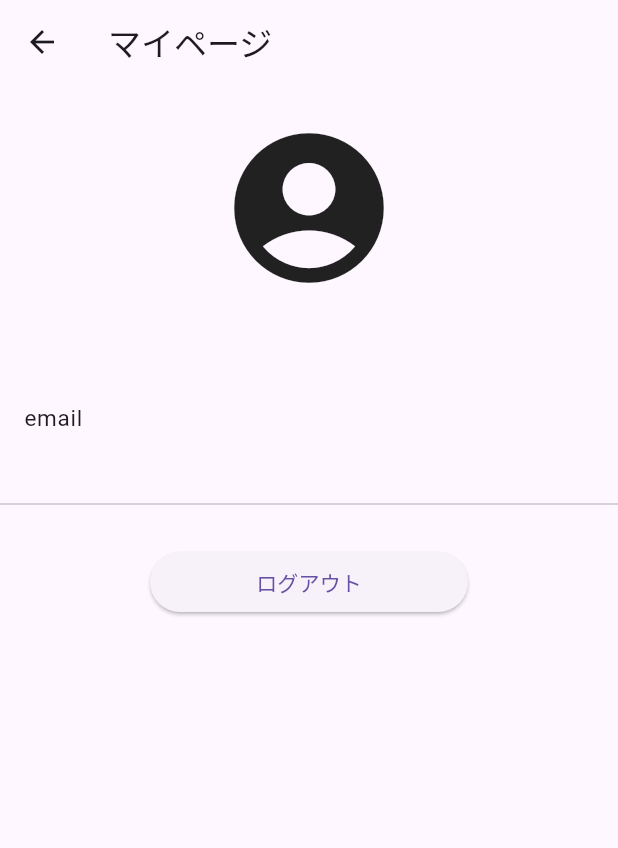
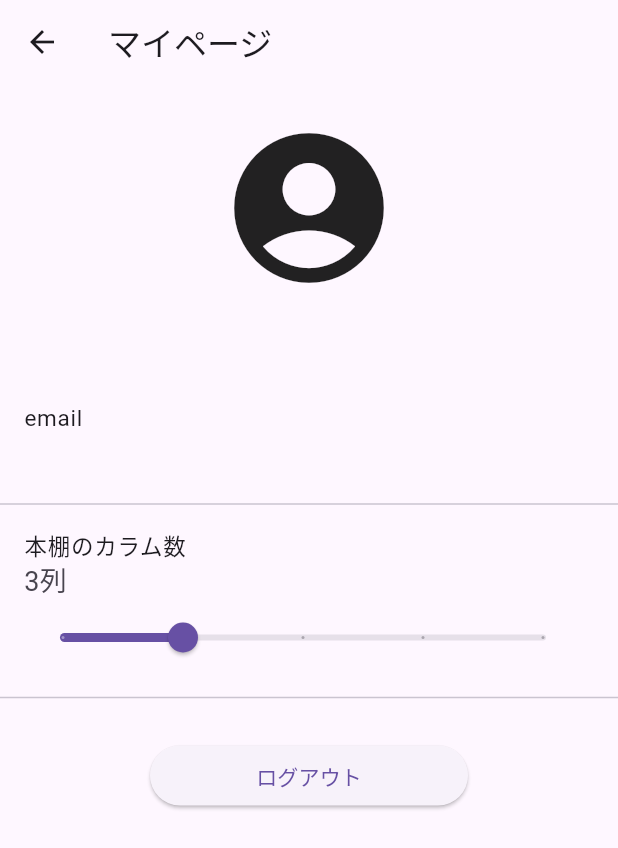
Before and after one commit to 1-eyeddd/flutter_book_memo, a Flutter app: the screen it shows once a user with an empty profile is signed in, after a tap on the "account circle" icon, on a phone screen of 412 x 824 dp. Shown: the top 848 px of the screen. Run offline on Flutter 3.47's test engine with Material 3 defaults, Android fonts, the phone set to English and light mode, and no system bars; our stand-ins replace cloud_firestore, email_validator, firebase_auth, firebase_core, flutter_local_notifications, share and 3 more; accounts and stored records are empty; network calls fail.

Commit message:
本棚のカラム数を設定画面から変更可能にする機能を追加
- マイページに本棚のカラム数を2〜6列で設定できるスライダーを追加
- AppThemeにカラム数の状態管理とSharedPreferencesによる永続化を実装
- ホーム画面のGridViewで動的にカラム数を反映

https://claude.ai/code/session_01Jgsnzt99B35ocXB2RXftQL

```diff
--- a/lib/util/theme.dart
+++ b/lib/util/theme.dart
@@ -1,10 +1,16 @@
 import 'package:flutter/material.dart';
+import 'package:shared_preferences/shared_preferences.dart';
 
 class AppTheme extends ChangeNotifier {
-  AppTheme() : _isDark = false;
+  AppTheme() : _isDark = false, _columnCount = 3 {
+    _loadSettings();
+  }
 
   bool get isDark => _isDark;
   bool _isDark;
+
+  int get columnCount => _columnCount;
+  int _columnCount;
 
   ThemeData buildTheme() => _isDark ? ThemeData.dark() : ThemeData.light();
 
@@ -12,4 +18,17 @@ class AppTheme extends ChangeNotifier {
     _isDark = !_isDark;
     notifyListeners();
   }
+
+  Future<void> setColumnCount(int count) async {
+    _columnCount = count;
+    notifyListeners();
+    final prefs = await SharedPreferences.getInstance();
+    await prefs.setInt('columnCount', count);
+  }
+
+  Future<void> _loadSettings() async {
+    final prefs = await SharedPreferences.getInstance();
+    _columnCount = prefs.getInt('columnCount') ?? 3;
+    notifyListeners();
+  }
 }
--- a/lib/widgets/screens/home/home_screen.dart
+++ b/lib/widgets/screens/home/home_screen.dart
@@ -69,7 +69,7 @@ class _HomeScreenState extends State<HomeScreen> {
           return Container(
             child: GridView.count(
               padding: EdgeInsets.all(15.0),
-              crossAxisCount: 3,
+              crossAxisCount: theme.columnCount,
               crossAxisSpacing: 10.0,
               mainAxisSpacing: 10.0,
               childAspectRatio: 0.7,
--- a/lib/widgets/screens/my_page/my_page_screen.dart
+++ b/lib/widgets/screens/my_page/my_page_screen.dart
@@ -1,4 +1,5 @@
 import 'package:flutter/material.dart';
+import 'package:flutter_portfolio/util/theme.dart';
 import 'package:flutter_portfolio/widgets/screens/my_page/my_page_view_model.dart';
 import 'package:provider/provider.dart';
 
@@ -61,6 +62,36 @@ class _MyPageScreenState extends State<MyPageScreen> {
                       ),
                     ),
                     Divider(),
+                    ListTile(
+                      title: Text(
+                        "本棚のカラム数",
+                        style: TextStyle(fontSize: 15.0),
+                      ),
+                      subtitle: Consumer<AppTheme>(
+                        builder: (context, theme, child) {
+                          return Column(
+                            crossAxisAlignment: CrossAxisAlignment.start,
+                            children: [
+                              Text(
+                                "${theme.columnCount}列",
+                                style: TextStyle(fontSize: 18.0),
+                              ),
+                              Slider(
+                                value: theme.columnCount.toDouble(),
+                                min: 2,
+                                max: 6,
+                                divisions: 4,
+                                label: "${theme.columnCount}列",
+                                onChanged: (double value) {
+                                  theme.setColumnCount(value.toInt());
+                                },
+                              ),
+                            ],
+                          );
+                        },
+                      ),
+                    ),
+                    Divider(),
                     Container(
                       child: Padding(
                         padding: const EdgeInsets.only(
--- a/pubspec.yaml
+++ b/pubspec.yaml
@@ -35,6 +35,7 @@ dependencies:
 
   # For Architecture
   provider: ^4.3.2+3
+  shared_preferences: ^0.5.12+4
 
 dev_dependencies:
   flutter_test:
```
